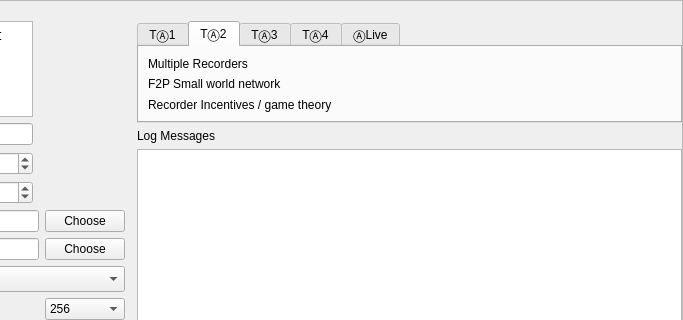
Old version of the form apps/GenesisForm/genesisForm.ui in the repository assignonward/aosuite; both pictures show x 459 to 1142 and y 0 to 320 of the 1142 by 868 pixel window.
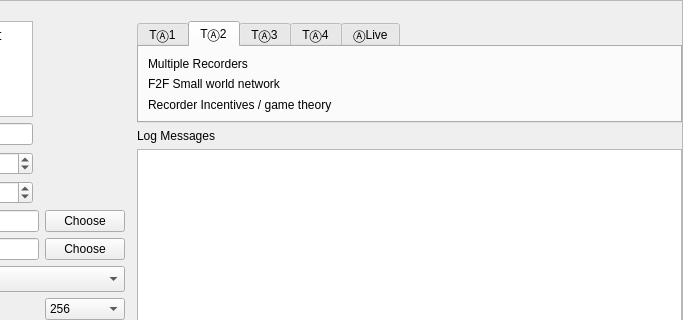
New version of the form. The open tabs and pages were chosen to show the change. Icons and pictures are not drawn.

```diff
--- a/apps/GenesisForm/genesisForm.ui
+++ b/apps/GenesisForm/genesisForm.ui
@@ -526,7 +526,7 @@
           <item row="1" column="1">
            <widget class="QLabel" name="label_26">
             <property name="text">
-             <string>F2P Small world network</string>
+             <string>F2F Small world network</string>
             </property>
            </widget>
           </item>
```
